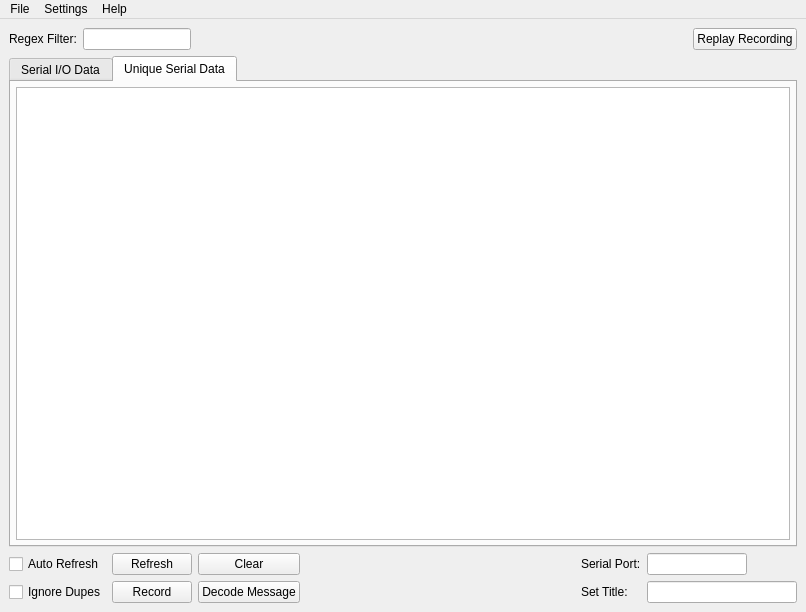
Before: the Qt Designer form src/gui/analyzer.ui in nevtum/XSeriesTestTool, drawn with Qt 5.
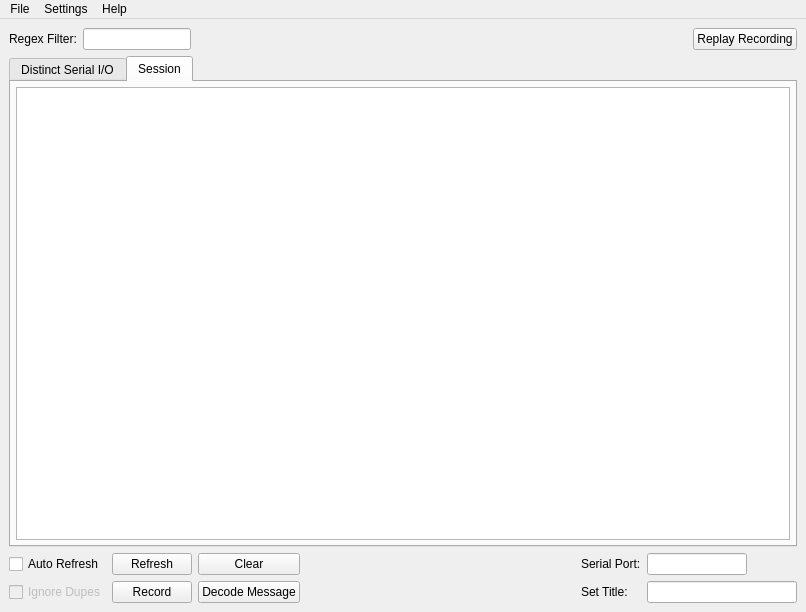
After: the same form once the commit is applied. The open tabs and pages were chosen to show the change.

Commit message: separating packets into session & unique data

```diff
--- a/src/gui/analyzer.ui
+++ b/src/gui/analyzer.ui
@@ -102,7 +102,7 @@
       </property>
       <widget class="QWidget" name="tab1">
        <attribute name="title">
-        <string>Serial I/O Data</string>
+        <string>Distinct Serial I/O</string>
        </attribute>
        <layout class="QVBoxLayout" name="verticalLayout_2">
         <property name="margin">
@@ -134,7 +134,7 @@
       </widget>
       <widget class="QWidget" name="tab2">
        <attribute name="title">
-        <string>Unique Serial Data</string>
+        <string>Session</string>
        </attribute>
        <layout class="QVBoxLayout" name="verticalLayout_4">
         <property name="margin">
@@ -212,7 +212,7 @@
       <item row="1" column="0">
        <widget class="QCheckBox" name="cbFilterDupes">
         <property name="enabled">
-         <bool>true</bool>
+         <bool>false</bool>
         </property>
         <property name="text">
          <string>Ignore Dupes</string>
```
Left out of the diff: 38 changed lines with no effect on the pictures. The commit also changes 2 other files.
